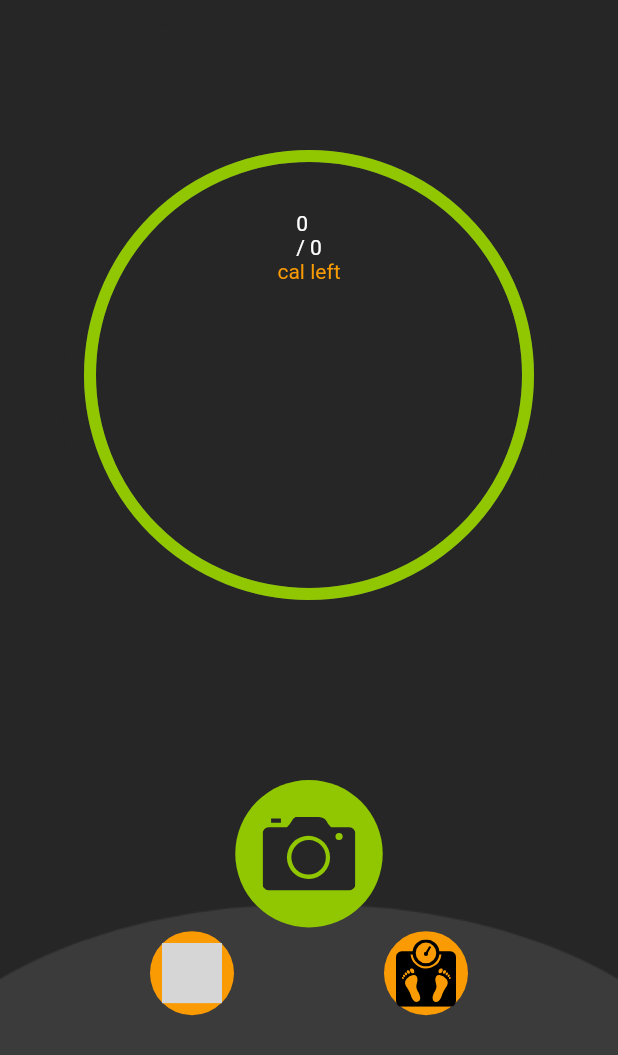
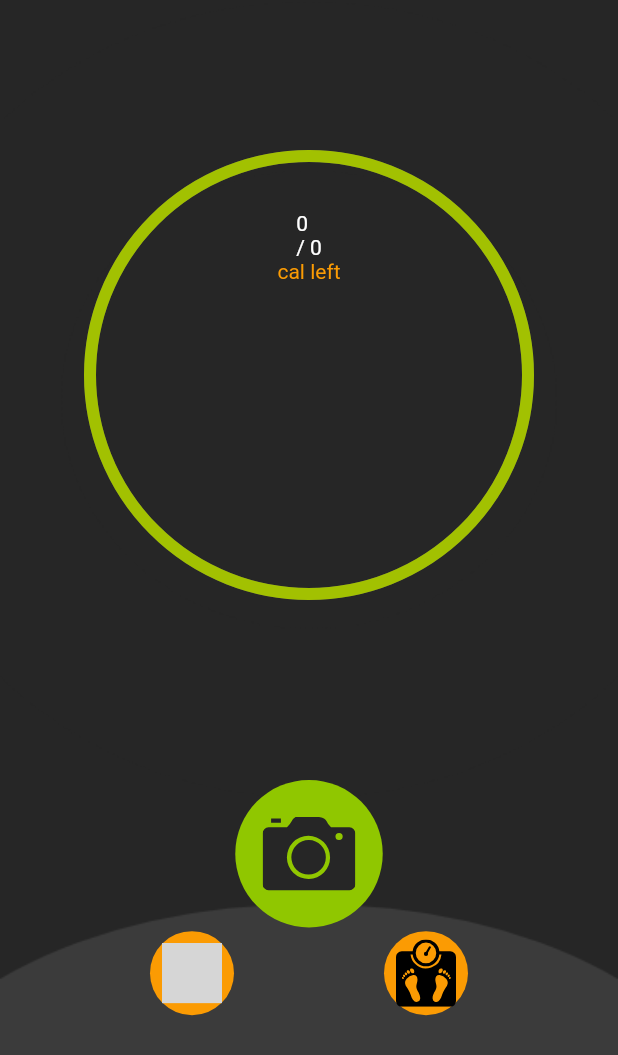
Before and after one commit to 2020sp93078/Calorie-Tracker, a Flutter app: the screen it shows once a user with an empty profile is signed in, on a phone screen of 412 x 824 dp. Shown: the top 1055 px of the screen. Run offline on Flutter 3.47's test engine with Material 2 defaults, Android fonts, the light colour scheme and no system bars; drawn by our look-alikes of percent_indicator; our stand-ins replace cloud_firestore, dio, firebase_auth, firebase_core, flutter_signin_button, flutter_svg and 6 more; missing offline and left inert: google_ml_kit; accounts and stored records are empty; project files that could hold a hidden picture were left out; grey boxes are pictures that could not be loaded.

Commit message:
Fixed progress color in home page

```diff
--- a/lib/screens/home_screen/widgets/daily_progress.dart
+++ b/lib/screens/home_screen/widgets/daily_progress.dart
@@ -16,7 +16,9 @@ class DailyProgress extends StatelessWidget {
       radius: 300,
       lineWidth: 8.0,
       percent: (caloriesConsumed / totalCalories).clamp(0, 1),
-      progressColor: kGreen,
+      progressColor: ((caloriesConsumed / totalCalories) > 1)
+          ? const Color(0xFFFDC402)
+          : const Color(0xFFA2C101),
       backgroundColor: kLightBlack,
       center: Padding(
         padding: EdgeInsets.only(top: Get.height * 0.05),
```
